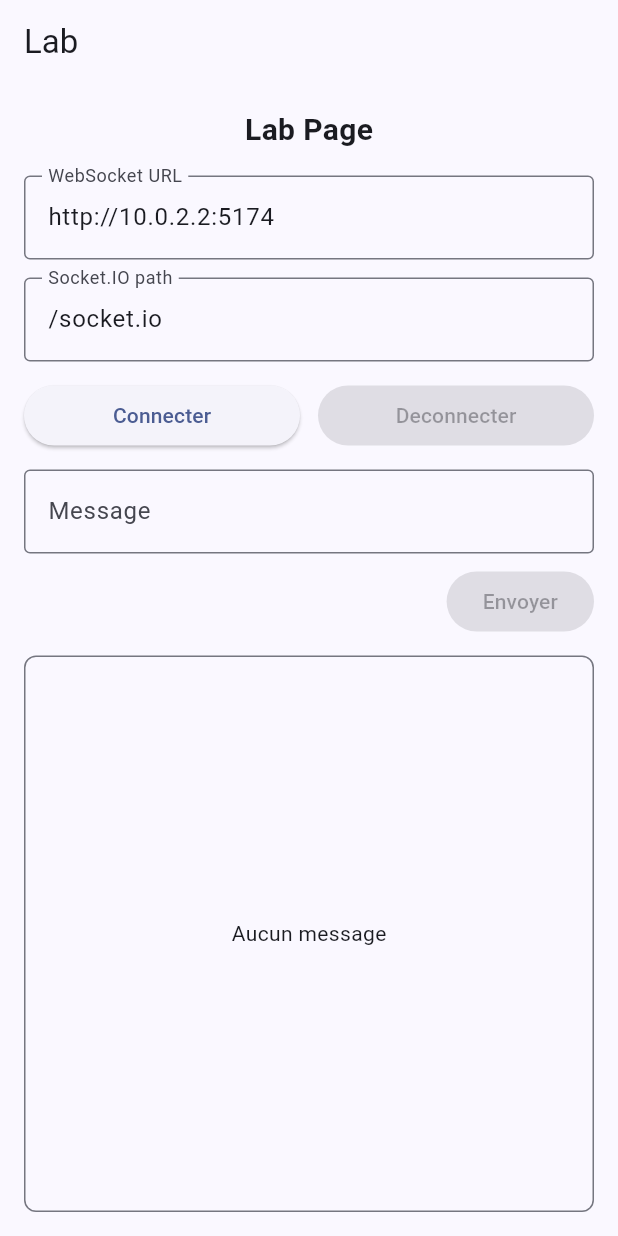
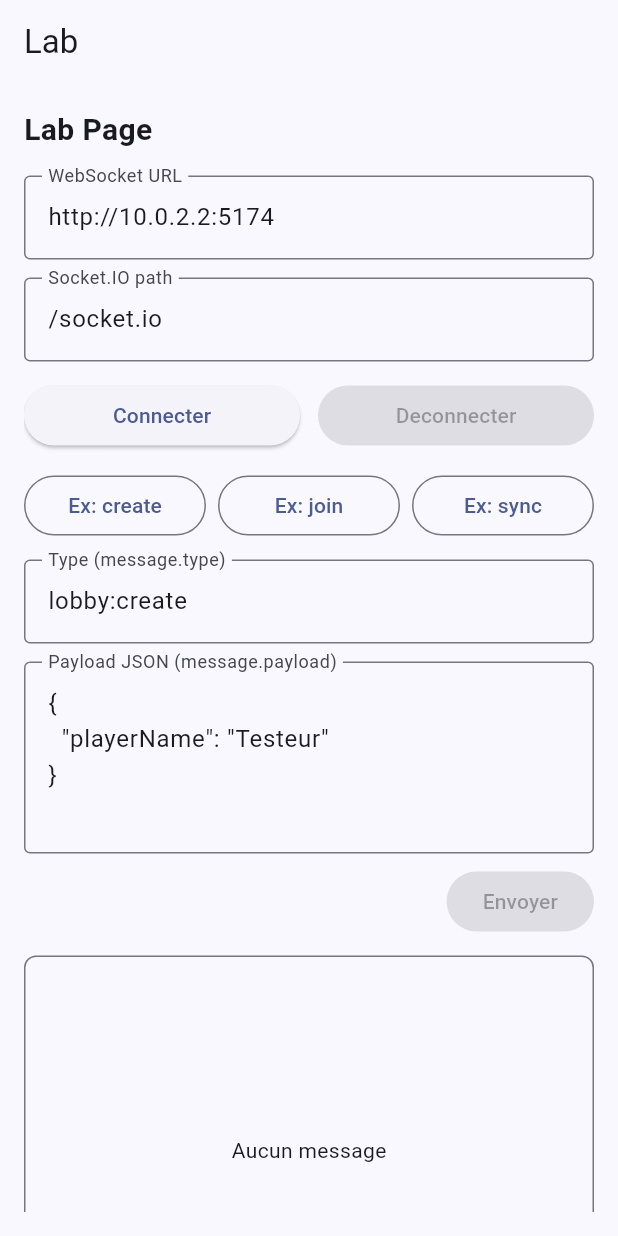
Before and after one commit to Argoss84/Abstergo-Chase, a Flutter app: the LabPage screen opened by its route, on a phone screen of 412 x 824 dp. Run offline on Flutter 3.47's test engine with Material 2 defaults, Android fonts, the phone set to English and light mode, and no system bars; our stand-ins replace flutter_riverpod, go_router, socket_io_client.

Commit message:
Refactor lab page to enhance message handling and UI
- Introduced new controllers for message type and payload input.
- Updated message sending logic to include structured envelope with type and payload.
- Added sample buttons for creating, joining, and syncing lobbies.
- Improved event logging and notification display for incoming messages.
- Changed layout from Column to ListView for better responsiveness.

```diff
--- a/Flutter/lib/features/lab/presentation/lab_page.dart
+++ b/Flutter/lib/features/lab/presentation/lab_page.dart
@@ -1,3 +1,5 @@
+import 'dart:convert';
+
 import 'package:flutter/material.dart';
 import 'package:socket_io_client/socket_io_client.dart' as io;
 
@@ -18,7 +20,12 @@ class _LabPageState extends State<LabPage> {
   final TextEditingController _pathController = TextEditingController(
     text: '/socket.io',
   );
-  final TextEditingController _messageController = TextEditingController();
+  final TextEditingController _typeController = TextEditingController(
+    text: 'lobby:create',
+  );
+  final TextEditingController _payloadController = TextEditingController(
+    text: '{\n  "playerName": "Testeur"\n}',
+  );
   final List<String> _events = <String>[];
 
   io.Socket? _socket;
@@ -29,7 +36,8 @@ class _LabPageState extends State<LabPage> {
     _disconnect(silent: true);
     _urlController.dispose();
     _pathController.dispose();
-    _messageController.dispose();
+    _typeController.dispose();
+    _payloadController.dispose();
     super.dispose();
   }
 
@@ -86,14 +94,18 @@ class _LabPageState extends State<LabPage> {
     });
 
     socket.on('message', (data) {
-      _appendEvent('RECV(message): $data');
+      final preview = _stringify(data);
+      _appendEvent('RECV(message): $preview');
+      _showIncomingNotification('message', preview);
     });
 
     socket.onAny((event, data) {
       if (event == 'message') {
         return;
       }
-      _appendEvent('RECV($event): $data');
+      final preview = _stringify(data);
+      _appendEvent('RECV($event): $preview');
+      _showIncomingNotification(event.toString(), preview);
     });
 
     _socket = socket;
@@ -116,19 +128,52 @@ class _LabPageState extends State<LabPage> {
   }
 
   void _sendMessage() {
-    final message = _messageController.text.trim();
+    final messageType = _typeController.text.trim();
+    final rawPayload = _payloadController.text.trim();
     final socket = _socket;
     if (!_isConnected || socket == null) {
       _appendEvent('Connexion requise avant envoi.');
       return;
     }
-    if (message.isEmpty) {
-      _appendEvent('Message vide ignore.');
+    if (messageType.isEmpty) {
+      _appendEvent('Type requis.');
       return;
     }
-    socket.emit('message', message);
-    _appendEvent('SEND: $message');
-    _messageController.clear();
+
+    dynamic payload;
+    if (rawPayload.isNotEmpty) {
+      try {
+        payload = jsonDecode(rawPayload);
+      } catch (_) {
+        _appendEvent('Payload invalide: JSON attendu.');
+        return;
+      }
+    }
+
+    final envelope = <String, dynamic>{
+      'type': messageType,
+      'payload': payload,
+    };
+
+    socket.emit('message', envelope);
+    _appendEvent('SEND(message): ${_stringify(envelope)}');
+  }
+
+  void _useSampleCreateLobby() {
+    _typeController.text = 'lobby:create';
+    _payloadController.text = '{\n  "playerName": "Testeur"\n}';
+  }
+
+  void _useSampleJoinLobby() {
+    _typeController.text = 'lobby:join';
+    _payloadController.text =
+        '{\n  "code": "ABCDEF",\n  "playerName": "Joueur"\n}';
+  }
+
+  void _useSamplePingStateSync() {
+    _typeController.text = 'state:sync';
+    _payloadController.text =
+        '{\n  "targetId": "TARGET_CLIENT_ID",\n  "payload": {\n    "example": true\n  }\n}';
   }
 
   void _appendEvent(String event) {
@@ -138,6 +183,40 @@ class _LabPageState extends State<LabPage> {
     setState(() {
       _events.insert(0, '${DateTime.now().toIso8601String()} | $event');
     });
+  }
+
+  void _showIncomingNotification(String event, String body) {
+    if (!mounted) {
+      return;
+    }
+    final messenger = ScaffoldMessenger.of(context);
+    messenger.hideCurrentSnackBar();
+    messenger.showSnackBar(
+      SnackBar(
+        duration: const Duration(seconds: 2),
+        content: Text('Nouveau message [$event]'),
+        action: SnackBarAction(
+          label: 'Voir',
+          onPressed: () {
+            _appendEvent('Notification ouverte pour [$event] $body');
+          },
+        ),
+      ),
+    );
+  }
+
+  String _stringify(dynamic data) {
+    if (data == null) {
+      return 'null';
+    }
+    if (data is String) {
+      return data;
+    }
+    try {
+      return const JsonEncoder.withIndent('  ').convert(data);
+    } catch (_) {
+      return data.toString();
+    }
   }
 
   void _markDisconnected() {
@@ -157,7 +236,7 @@ class _LabPageState extends State<LabPage> {
       ),
       body: Padding(
         padding: const EdgeInsets.all(16),
-        child: Column(
+        child: ListView(
           children: [
             const Text(
               'Lab Page',
@@ -201,13 +280,48 @@ class _LabPageState extends State<LabPage> {
               ],
             ),
             const SizedBox(height: 12),
+            Row(
+              children: [
+                Expanded(
+                  child: OutlinedButton(
+                    onPressed: _useSampleCreateLobby,
+                    child: const Text('Ex: create'),
+                  ),
+                ),
+                const SizedBox(width: 8),
+                Expanded(
+                  child: OutlinedButton(
+                    onPressed: _useSampleJoinLobby,
+                    child: const Text('Ex: join'),
+                  ),
+                ),
+                const SizedBox(width: 8),
+                Expanded(
+                  child: OutlinedButton(
+                    onPressed: _useSamplePingStateSync,
+                    child: const Text('Ex: sync'),
+                  ),
+                ),
+              ],
+            ),
+            const SizedBox(height: 12),
             TextField(
-              controller: _messageController,
+              controller: _typeController,
               decoration: const InputDecoration(
                 border: OutlineInputBorder(),
-                labelText: 'Message',
+                labelText: 'Type (message.type)',
+                hintText: 'lobby:create',
               ),
-              onSubmitted: (_) => _sendMessage(),
+            ),
+            const SizedBox(height: 12),
+            TextField(
+              controller: _payloadController,
+              minLines: 4,
+              maxLines: 8,
+              decoration: const InputDecoration(
+                border: OutlineInputBorder(),
+                labelText: 'Payload JSON (message.payload)',
+              ),
             ),
             const SizedBox(height: 8),
             Align(
@@ -218,7 +332,8 @@ class _LabPageState extends State<LabPage> {
               ),
             ),
             const SizedBox(height: 12),
-            Expanded(
+            SizedBox(
+              height: 260,
               child: Container(
                 width: double.infinity,
                 padding: const EdgeInsets.all(8),
```
